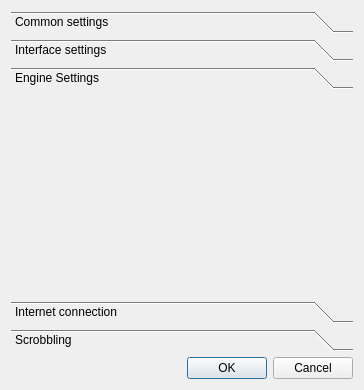
The window that src/settings.ui (DrMoriarty/cuberok) describes before a commit, drawn with Qt 5.
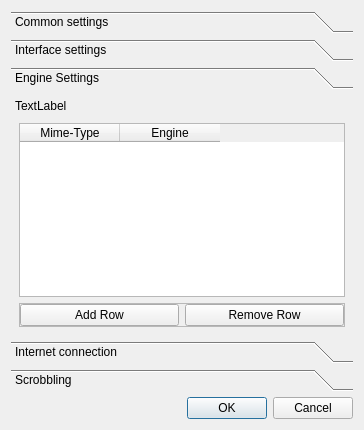
The same window after the commit. The open tabs and pages were chosen to show the change. Icons and pictures are not drawn.

Commit message: smart auto engine

What changed in the file:
```diff
--- a/src/settings.ui
+++ b/src/settings.ui
@@ -7,7 +7,7 @@
     <x>0</x>
     <y>0</y>
     <width>364</width>
-    <height>390</height>
+    <height>430</height>
    </rect>
   </property>
   <property name="windowTitle">
@@ -202,7 +202,7 @@
         <x>0</x>
         <y>0</y>
         <width>346</width>
-        <height>191</height>
+        <height>231</height>
        </rect>
       </property>
       <attribute name="icon">
@@ -212,6 +212,102 @@
       <attribute name="label">
        <string>Engine Settings</string>
       </attribute>
+      <layout class="QVBoxLayout" name="verticalLayout_2">
+       <property name="margin">
+        <number>4</number>
+       </property>
+       <item>
+        <widget class="QLabel" name="label_currentEngine">
+         <property name="text">
+          <string>TextLabel</string>
+         </property>
+        </widget>
+       </item>
+       <item>
+        <widget class="QStackedWidget" name="stackedWidget">
+         <property name="currentIndex">
+          <number>1</number>
+         </property>
+         <widget class="QWidget" name="page_6">
+          <layout class="QVBoxLayout" name="verticalLayout_3">
+           <property name="margin">
+            <number>4</number>
+           </property>
+           <item>
+            <widget class="QLabel" name="label_13">
+             <property name="text">
+              <string>There aren't any settings for selected engine</string>
+             </property>
+            </widget>
+           </item>
+           <item>
+            <spacer name="verticalSpacer_3">
+             <property name="orientation">
+              <enum>Qt::Vertical</enum>
+             </property>
+             <property name="sizeHint" stdset="0">
+              <size>
+               <width>20</width>
+               <height>40</height>
+              </size>
+             </property>
+            </spacer>
+           </item>
+          </layout>
+         </widget>
+         <widget class="QWidget" name="page_7">
+          <layout class="QVBoxLayout" name="verticalLayout_4">
+           <property name="margin">
+            <number>4</number>
+           </property>
+           <item>
+            <widget class="QTableWidget" name="tableWidget">
+             <column>
+              <property name="text">
+               <string>Mime-Type</string>
+              </property>
+             </column>
+             <column>
+              <property name="text">
+               <string>Engine</string>
+              </property>
+             </column>
+            </widget>
+           </item>
+           <item>
+            <widget class="QFrame" name="frame">
+             <property name="frameShape">
+              <enum>QFrame::StyledPanel</enum>
+             </property>
+             <property name="frameShadow">
+              <enum>QFrame::Raised</enum>
+             </property>
+             <layout class="QHBoxLayout" name="horizontalLayout">
+              <property name="margin">
+               <number>0</number>
+              </property>
+              <item>
+               <widget class="QPushButton" name="pushButton_addMimeRow">
+                <property name="text">
+                 <string>Add Row</string>
+                </property>
+               </widget>
+              </item>
+              <item>
+               <widget class="QPushButton" name="pushButton_removeMimeRow">
+                <property name="text">
+                 <string>Remove Row</string>
+                </property>
+               </widget>
+              </item>
+             </layout>
+            </widget>
+           </item>
+          </layout>
+         </widget>
+        </widget>
+       </item>
+      </layout>
      </widget>
      <widget class="QWidget" name="page_3">
       <property name="geometry">
```
Left out of the diff: 63 changed lines with no effect on the pictures. The commit also changes 6 other files.
